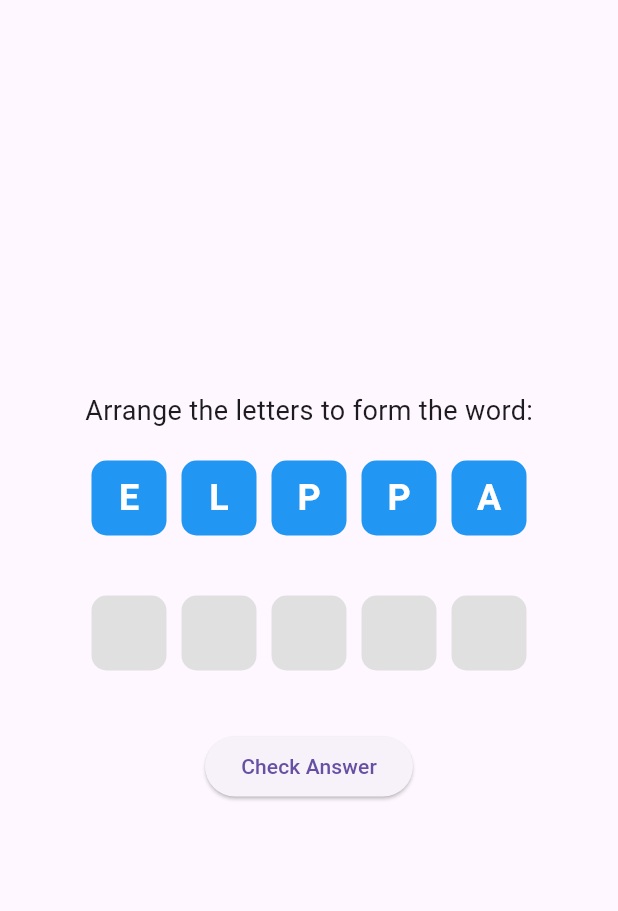
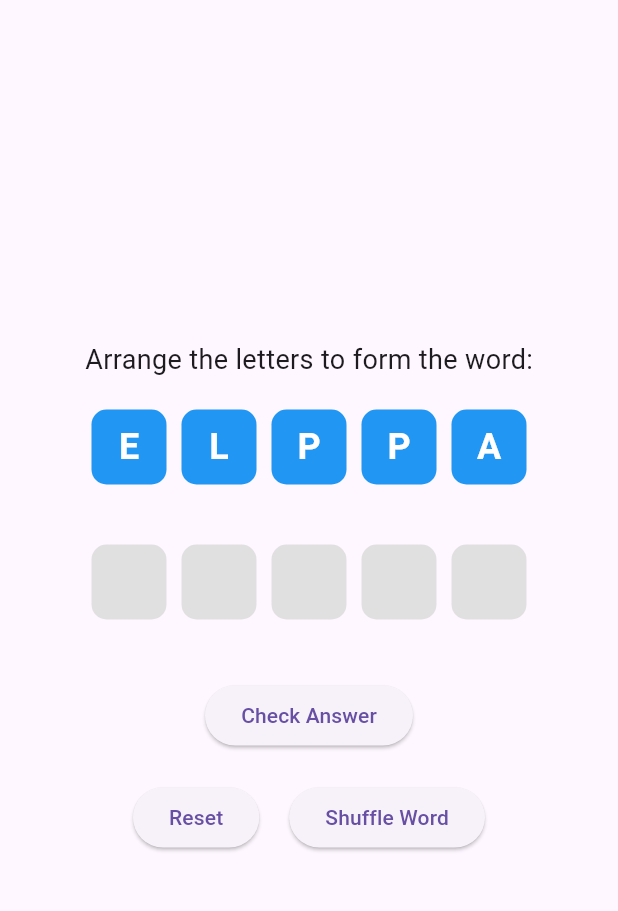
Before and after one commit to toto01tdma/flutter_word_guess_game, a Flutter app: the screen it shows after launch, on a phone screen of 412 x 824 dp, the part 63-974 px from its top. Run offline on Flutter 3.47's test engine with Material 3 defaults, Android fonts, the light colour scheme and no system bars.

Commit message:
update button reset and random

```diff
--- a/lib/main.dart
+++ b/lib/main.dart
@@ -75,10 +75,9 @@ class _WordGameHomePageState extends State<WordGameHomePage> {
         title: Text('Word Game'),
       ),
       body: Center(
-        // ใช้ Center เพื่อจัดทุกอย่างให้อยู่ตรงกลาง
         child: Column(
-          mainAxisAlignment: MainAxisAlignment.center, // จัดตรงกลางแนวตั้ง
-          crossAxisAlignment: CrossAxisAlignment.center, // จัดตรงกลางแนวนอน
+          mainAxisAlignment: MainAxisAlignment.center,
+          crossAxisAlignment: CrossAxisAlignment.center,
           children: [
             Text(
               'Arrange the letters to form the word:',
@@ -121,10 +120,41 @@ class _WordGameHomePageState extends State<WordGameHomePage> {
               onPressed: _checkAnswer,
               child: Text('Check Answer'),
             ),
+            SizedBox(height: 20),
+            Row(
+              mainAxisAlignment: MainAxisAlignment.center,
+              children: [
+                ElevatedButton(
+                  onPressed: _resetGame, // ฟังก์ชันสำหรับ Reset
+                  child: Text('Reset'),
+                ),
+                SizedBox(width: 20),
+                ElevatedButton(
+                  onPressed: _shuffleCurrentWord, // ฟังก์ชันสำหรับสุ่มใหม่
+                  child: Text('Shuffle Word'),
+                ),
+              ],
+            ),
           ],
         ),
       ),
     );
+  }
+
+  /// ฟังก์ชันสำหรับ Reset เกม
+  void _resetGame() {
+    setState(() {
+      userAnswer = [];
+      _generateNewWord();
+    });
+  }
+
+  /// ฟังก์ชันสำหรับสุ่มใหม่
+  void _shuffleCurrentWord() {
+    setState(() {
+      shuffledWord.shuffle();
+      userAnswer = [];
+    });
   }
 
   Widget _buildLetterTile(String letter,
```
